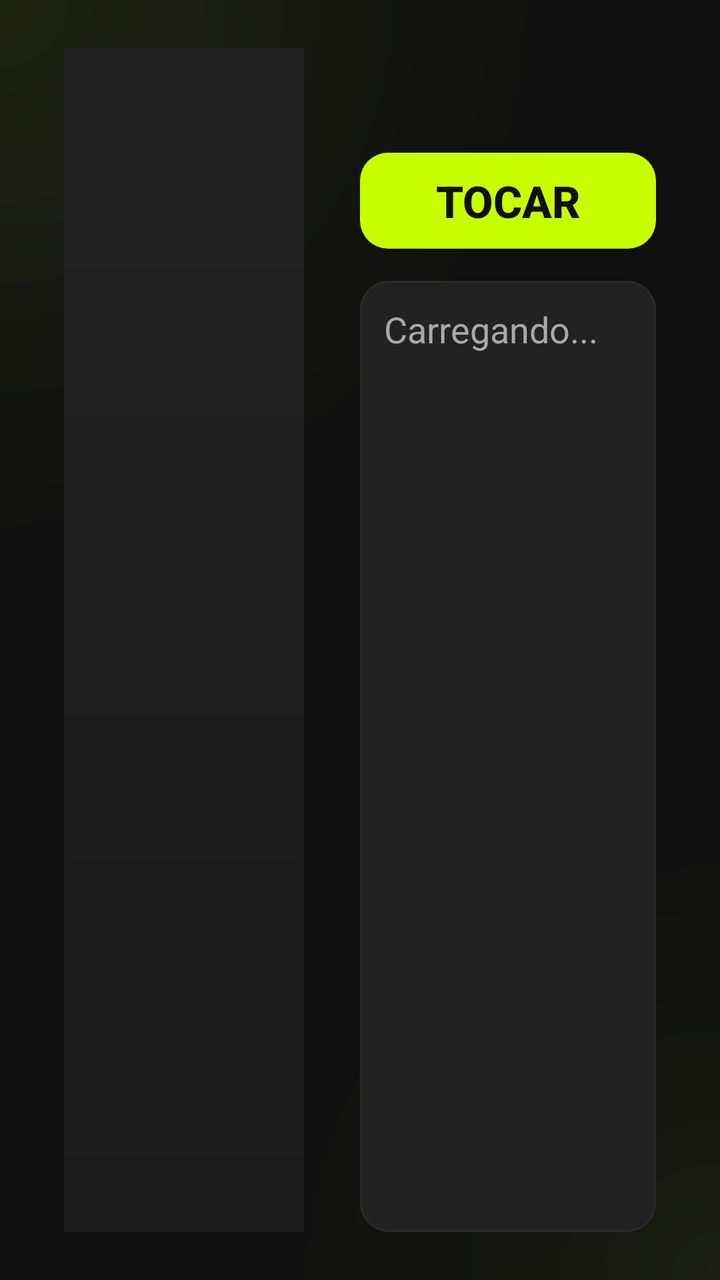
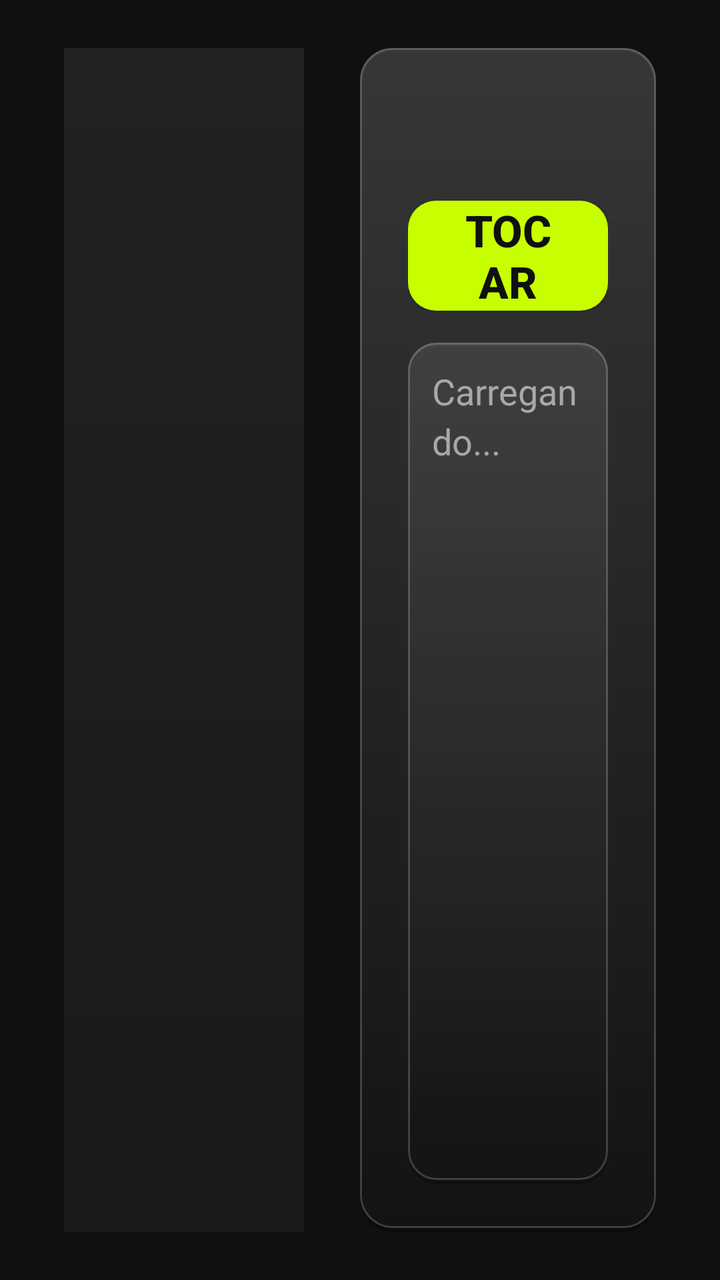

An Android layout rendered at two revisions. The XML below is the earlier revision; the diff shows what the commit changed to produce the second picture.
<!-- AndroidManifest.xml: application theme AppTheme -->
<!-- res/layout/activity_movie.xml -->
<?xml version="1.0" encoding="utf-8"?>
<LinearLayout xmlns:android="http://schemas.android.com/apk/res/android"
    android:layout_width="match_parent"
    android:layout_height="match_parent"
    android:background="@drawable/bg_gradient"
    android:orientation="horizontal"
    android:paddingStart="32dp"
    android:paddingTop="24dp"
    android:paddingEnd="32dp"
    android:paddingBottom="24dp">

    <ImageView
        android:id="@+id/iv_cover"
        android:layout_width="wrap_content"
        android:layout_height="match_parent"
        android:adjustViewBounds="true"
        android:background="@drawable/bg_poster"
        android:contentDescription="Capa"
        android:maxWidth="340dp"
        android:minWidth="120dp"
        android:scaleType="fitCenter" />

    <LinearLayout
        android:layout_width="0dp"
        android:layout_height="match_parent"
        android:layout_marginStart="28dp"
        android:layout_weight="1"
        android:orientation="vertical">

        <TextView
            android:id="@+id/tv_title"
            android:layout_width="match_parent"
            android:layout_height="wrap_content"
            android:ellipsize="end"
            android:maxLines="2"
            android:textColor="#C8FF00"
            android:textSize="30sp"
            android:textStyle="bold" />

        <TextView
            android:id="@+id/tv_meta"
            android:layout_width="match_parent"
            android:layout_height="wrap_content"
            android:layout_marginTop="8dp"
            android:ellipsize="end"
            android:maxLines="2"
            android:textColor="#A8A8A8"
            android:textSize="18sp"
            android:visibility="gone" />

        <Button
            android:id="@+id/btn_continue"
            android:layout_width="wrap_content"
            android:layout_height="wrap_content"
            android:layout_marginTop="16dp"
            android:background="@drawable/bg_button_primary"
            android:focusable="true"
            android:minWidth="200dp"
            android:paddingStart="28dp"
            android:paddingEnd="28dp"
            android:text="Continuar de onde parei"
            android:textColor="#101010"
            android:textSize="22sp"
            android:textStyle="bold"
            android:visibility="gone" />

        <Button
            android:id="@+id/btn_play"
            android:layout_width="wrap_content"
            android:layout_height="wrap_content"
            android:layout_marginTop="12dp"
            android:background="@drawable/bg_button_primary"
            android:focusable="true"
            android:minWidth="200dp"
            android:paddingStart="28dp"
            android:paddingEnd="28dp"
            android:text="Tocar"
            android:textColor="#101010"
            android:textSize="22sp"
            android:textStyle="bold" />

        <ScrollView
            android:id="@+id/sv_plot"
            android:layout_width="match_parent"
            android:layout_height="0dp"
            android:layout_marginTop="16dp"
            android:layout_weight="1"
            android:background="@drawable/bg_button"
            android:focusable="true"
            android:padding="12dp"
            android:scrollbars="none">

            <TextView
                android:id="@+id/tv_plot"
                android:layout_width="match_parent"
                android:layout_height="wrap_content"
                android:lineSpacingExtra="4dp"
                android:text="Carregando..."
                android:textColor="#A8A8A8"
                android:textSize="18sp" />
        </ScrollView>
    </LinearLayout>

</LinearLayout>
<!-- resources referenced by this layout -->
<resources>
  <!-- drawable bg_button (drawable) -->
  <?xml version="1.0" encoding="utf-8"?>
  <selector xmlns:android="http://schemas.android.com/apk/res/android">
      <item android:state_focused="true">
          <layer-list>
              <item>
                  <shape android:shape="rectangle">
                      <stroke android:width="6dp" android:color="#59C8FF00" />
                      <corners android:radius="17dp" />
                  </shape>
              </item>
              <item android:left="3dp" android:top="3dp" android:right="3dp" android:bottom="3dp">
                  <shape android:shape="rectangle">
                      <solid android:color="#222222" />
                      <stroke android:width="3dp" android:color="#C8FF00" />
                      <corners android:radius="14dp" />
                  </shape>
              </item>
          </layer-list>
      </item>
      <item android:state_pressed="true">
          <layer-list>
              <item>
                  <shape android:shape="rectangle">
                      <stroke android:width="6dp" android:color="#59C8FF00" />
                      <corners android:radius="17dp" />
                  </shape>
              </item>
              <item android:left="3dp" android:top="3dp" android:right="3dp" android:bottom="3dp">
                  <shape android:shape="rectangle">
                      <solid android:color="#2A2A2A" />
                      <stroke android:width="3dp" android:color="#C8FF00" />
                      <corners android:radius="14dp" />
                  </shape>
              </item>
          </layer-list>
      </item>
      <item>
          <shape android:shape="rectangle">
              <solid android:color="#222222" />
              <stroke android:width="1dp" android:color="#2A2A2A" />
              <corners android:radius="14dp" />
          </shape>
      </item>
  </selector>
  <!-- drawable bg_gradient (drawable) -->
  <?xml version="1.0" encoding="utf-8"?>
  <layer-list xmlns:android="http://schemas.android.com/apk/res/android">
      <item>
          <shape android:shape="rectangle">
              <solid android:color="#101010" />
          </shape>
      </item>
      <item>
          <shape android:shape="rectangle">
              <gradient android:type="radial" android:centerX="0.0" android:centerY="0.0"
                  android:gradientRadius="75%p" android:startColor="#14C8FF00" android:endColor="#00C8FF00" />
          </shape>
      </item>
      <item>
          <shape android:shape="rectangle">
              <gradient android:type="radial" android:centerX="1.0" android:centerY="1.0"
                  android:gradientRadius="60%p" android:startColor="#0DC8FF00" android:endColor="#00C8FF00" />
          </shape>
      </item>
  </layer-list>
  <style name="AppTheme" parent="android:Theme.Material.NoActionBar">
          <item name="android:windowBackground">#101010</item>
          <item name="android:colorAccent">#C8FF00</item>
      </style>
  <!-- unchanged entries left out for length: 2 -->
</resources>

<!-- the commit's change to res/layout/activity_movie.xml (unified diff, before → after) -->
@@ -25,7 +25,9 @@
         android:layout_height="match_parent"
         android:layout_marginStart="28dp"
         android:layout_weight="1"
-        android:orientation="vertical">
+        android:background="@drawable/glass_mid"
+        android:orientation="vertical"
+        android:padding="24dp">
 
         <TextView
             android:id="@+id/tv_title"
<!-- resource entries referenced after the edit -->
@@ -3,73 +3,173 @@
   <!-- drawable bg_button (drawable) -->
   <?xml version="1.0" encoding="utf-8"?>
   <selector xmlns:android="http://schemas.android.com/apk/res/android">
-      <item android:state_focused="true">
-          <layer-list>
-              <item>
-                  <shape android:shape="rectangle">
-                      <stroke android:width="6dp" android:color="#59C8FF00" />
-                      <corners android:radius="17dp" />
-                  </shape>
-              </item>
-              <item android:left="3dp" android:top="3dp" android:right="3dp" android:bottom="3dp">
-                  <shape android:shape="rectangle">
-                      <solid android:color="#222222" />
-                      <stroke android:width="3dp" android:color="#C8FF00" />
-                      <corners android:radius="14dp" />
-                  </shape>
-              </item>
-          </layer-list>
-      </item>
-      <item android:state_pressed="true">
-          <layer-list>
-              <item>
-                  <shape android:shape="rectangle">
-                      <stroke android:width="6dp" android:color="#59C8FF00" />
-                      <corners android:radius="17dp" />
-                  </shape>
-              </item>
-              <item android:left="3dp" android:top="3dp" android:right="3dp" android:bottom="3dp">
-                  <shape android:shape="rectangle">
-                      <solid android:color="#2A2A2A" />
-                      <stroke android:width="3dp" android:color="#C8FF00" />
-                      <corners android:radius="14dp" />
-                  </shape>
-              </item>
-          </layer-list>
-      </item>
-      <item>
-          <shape android:shape="rectangle">
-              <solid android:color="#222222" />
-              <stroke android:width="1dp" android:color="#2A2A2A" />
-              <corners android:radius="14dp" />
-          </shape>
-      </item>
+      <item android:state_focused="true" android:drawable="@drawable/glass_focus_14" />
+      <item android:state_pressed="true" android:drawable="@drawable/glass_focus_14" />
+      <item android:drawable="@drawable/glass_light" />
   </selector>
   <!-- drawable bg_gradient (drawable) -->
   <?xml version="1.0" encoding="utf-8"?>
+  <shape xmlns:android="http://schemas.android.com/apk/res/android" android:shape="rectangle">
+      <solid android:color="#00000000" />
+  </shape>
+  <!-- drawable glass_mid (drawable) -->
+  <?xml version="1.0" encoding="utf-8"?>
   <layer-list xmlns:android="http://schemas.android.com/apk/res/android">
-      <item>
+      <item android:top="2dp">
           <shape android:shape="rectangle">
-              <solid android:color="#101010" />
+              <solid android:color="@color/asc_glass_shadow" />
+              <corners android:radius="16dp" />
           </shape>
       </item>
-      <item>
+      <item android:bottom="2dp">
           <shape android:shape="rectangle">
-              <gradient android:type="radial" android:centerX="0.0" android:centerY="0.0"
-                  android:gradientRadius="75%p" android:startColor="#14C8FF00" android:endColor="#00C8FF00" />
+              <solid android:color="@color/asc_glass_mid" />
+              <corners android:radius="16dp" />
           </shape>
       </item>
-      <item>
+      <item android:bottom="2dp">
           <shape android:shape="rectangle">
-              <gradient android:type="radial" android:centerX="1.0" android:centerY="1.0"
-                  android:gradientRadius="60%p" android:startColor="#0DC8FF00" android:endColor="#00C8FF00" />
+              <gradient
+                  android:angle="270"
+                  android:endColor="@color/asc_glass_sheen_end"
+                  android:startColor="@color/asc_glass_sheen" />
+              <corners android:radius="16dp" />
+          </shape>
+      </item>
+      <item android:bottom="2dp">
+          <shape android:shape="rectangle">
+              <stroke android:width="1dp" android:color="@color/asc_glass_border" />
+              <corners android:radius="16dp" />
           </shape>
       </item>
   </layer-list>
   <style name="AppTheme" parent="android:Theme.Material.NoActionBar">
           <item name="android:windowBackground">#101010</item>
           <item name="android:colorAccent">#C8FF00</item>
+          <item name="android:alertDialogTheme">@style/AscDialog</item>
       </style>
+  <!-- drawable glass_focus_14 (drawable) -->
+  <?xml version="1.0" encoding="utf-8"?>
+  <layer-list xmlns:android="http://schemas.android.com/apk/res/android">
+      <item>
+          <shape android:shape="rectangle">
+              <stroke android:width="6dp" android:color="@color/asc_accent_glow" />
+              <corners android:radius="17dp" />
+          </shape>
+      </item>
+      <item
+          android:left="3dp"
+          android:top="3dp"
+          android:right="3dp"
+          android:bottom="3dp">
+          <shape android:shape="rectangle">
+              <solid android:color="@color/asc_glass_focus" />
+              <corners android:radius="14dp" />
+          </shape>
+      </item>
+      <item
+          android:left="3dp"
+          android:top="3dp"
+          android:right="3dp"
+          android:bottom="3dp">
+          <shape android:shape="rectangle">
+              <gradient
+                  android:angle="270"
+                  android:endColor="@color/asc_glass_sheen_end"
+                  android:startColor="@color/asc_glass_sheen" />
+              <corners android:radius="14dp" />
+          </shape>
+      </item>
+      <item
+          android:left="3dp"
+          android:top="3dp"
+          android:right="3dp"
+          android:bottom="3dp">
+          <shape android:shape="rectangle">
+              <stroke android:width="3dp" android:color="@color/asc_accent" />
+              <corners android:radius="14dp" />
+          </shape>
+      </item>
+  </layer-list>
+  <!-- drawable glass_light (drawable) -->
+  <?xml version="1.0" encoding="utf-8"?>
+  <layer-list xmlns:android="http://schemas.android.com/apk/res/android">
+      <item android:top="2dp">
+          <shape android:shape="rectangle">
+              <solid android:color="@color/asc_glass_shadow" />
+              <corners android:radius="14dp" />
+          </shape>
+      </item>
+      <item android:bottom="2dp">
+          <shape android:shape="rectangle">
+              <solid android:color="@color/asc_glass_light" />
+              <corners android:radius="14dp" />
+          </shape>
+      </item>
+      <item android:bottom="2dp">
+          <shape android:shape="rectangle">
+              <gradient
+                  android:angle="270"
+                  android:endColor="@color/asc_glass_sheen_end"
+                  android:startColor="@color/asc_glass_sheen" />
+              <corners android:radius="14dp" />
+          </shape>
+      </item>
+      <item android:bottom="2dp">
+          <shape android:shape="rectangle">
+              <stroke android:width="1dp" android:color="@color/asc_glass_border" />
+              <corners android:radius="14dp" />
+          </shape>
+      </item>
+  </layer-list>
+  <color name="asc_glass_shadow">#40000000</color>
+  <color name="asc_glass_mid">#8C1A1A1A</color>
+  <color name="asc_glass_sheen_end">#00FFFFFF</color>
+  <color name="asc_glass_sheen">#26FFFFFF</color>
+  <color name="asc_glass_border">#2EFFFFFF</color>
+  <style name="AscDialog" parent="android:Theme.Material.Dialog.Alert">
+          <item name="android:windowBackground">@drawable/glass_strong</item>
+          <item name="android:colorAccent">#C8FF00</item>
+          <item name="android:textColorPrimary">#FFFFFF</item>
+          <item name="android:textColorSecondary">#A8A8A8</item>
+      </style>
+  <color name="asc_accent_glow">#59C8FF00</color>
+  <color name="asc_glass_focus">#CC262626</color>
+  <color name="asc_accent">#C8FF00</color>
+  <color name="asc_glass_light">#661A1A1A</color>
+  <!-- drawable glass_strong (drawable) -->
+  <?xml version="1.0" encoding="utf-8"?>
+  <layer-list xmlns:android="http://schemas.android.com/apk/res/android">
+      <item android:top="2dp">
+          <shape android:shape="rectangle">
+              <solid android:color="@color/asc_glass_shadow" />
+              <corners android:radius="18dp" />
+          </shape>
+      </item>
+      <item android:bottom="2dp">
+          <shape android:shape="rectangle">
+              <solid android:color="@color/asc_glass_strong" />
+              <corners android:radius="18dp" />
+          </shape>
+      </item>
+      <item android:bottom="2dp">
+          <shape android:shape="rectangle">
+              <gradient
+                  android:angle="270"
+                  android:endColor="@color/asc_glass_sheen_end"
+                  android:startColor="@color/asc_glass_sheen" />
+              <corners android:radius="18dp" />
+          </shape>
+      </item>
+      <item android:bottom="2dp">
+          <shape android:shape="rectangle">
+              <stroke android:width="1dp" android:color="@color/asc_glass_border_strong" />
+              <corners android:radius="18dp" />
+          </shape>
+      </item>
+  </layer-list>
+  <color name="asc_glass_strong">#D9141414</color>
+  <color name="asc_glass_border_strong">#3DFFFFFF</color>
   <!-- unchanged entries left out for length: 2 -->
 </resources>
 
